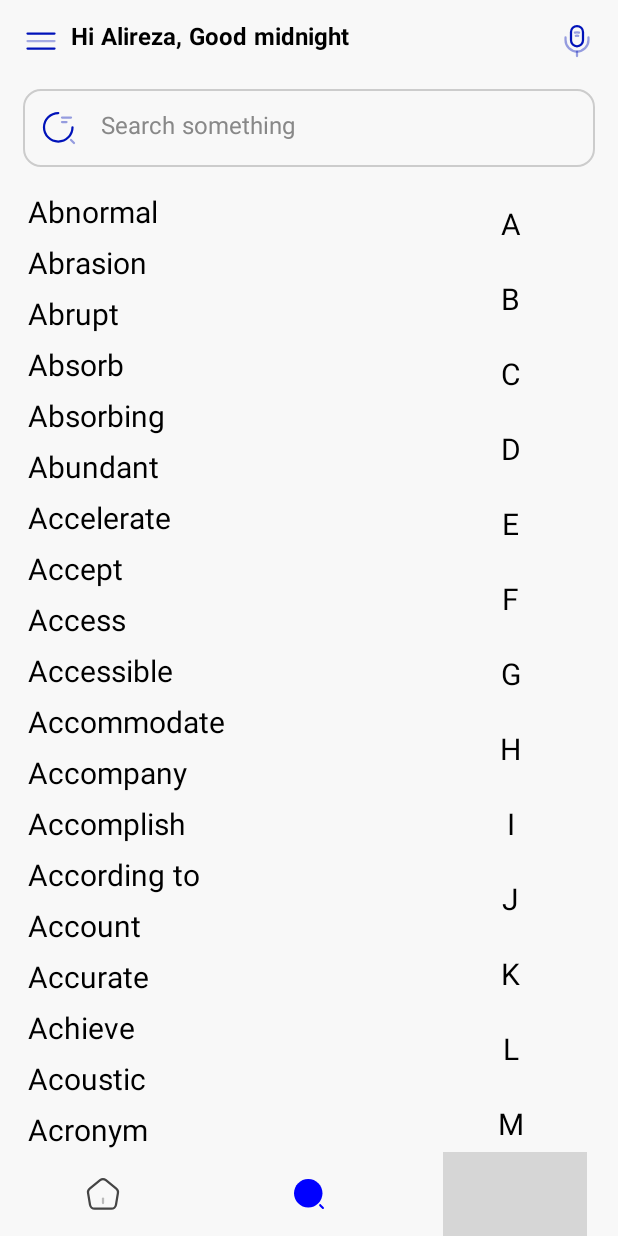
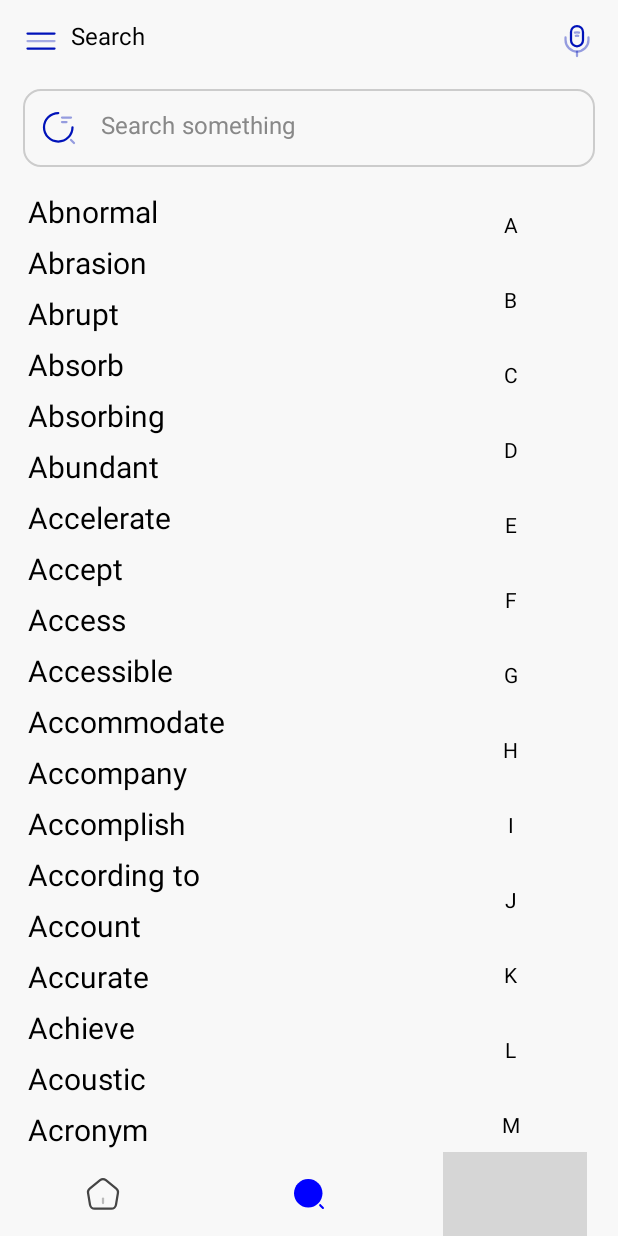
Before and after one commit to mrkhoshneshin/EnglishDictionary, an Android app built with Jetpack Compose: the screen it shows after launch (MainActivity), item 2 of the bottom bar chosen, on a phone screen of 412 x 824 dp. Run offline under Robolectric (Android 15) with nearby library versions, the phone set to English and light mode, and no system bars; our stand-ins replace Dagger/Hilt's generated code, Room's generated code, accompanist, constraintlayout-compose; libraries missing offline, so code that uses them is left out: dev.chrisbanes.snapper; grey boxes are pictures that could not be loaded.

Commit message:
MohammadJavad: Fix somebugs

```diff
--- a/app/src/main/java/english/dictionary/app/db/WordDao.kt
+++ b/app/src/main/java/english/dictionary/app/db/WordDao.kt
@@ -10,7 +10,7 @@ import kotlinx.coroutines.flow.Flow
 @Dao
 interface WordDao {
     @Query("SELECT * FROM words")
-    suspend fun getAll(): List<Word>
+    suspend fun getAll(): List<Word>?
 
     @Query("SELECT * FROM words WHERE english_title LIKE :query || '%'")
     suspend fun filter(query: String): List<Word>
@@ -28,4 +28,6 @@ interface WordDao {
     suspend fun filterFavorites(newValue: String, mustBeFavorite: Boolean = true): List<Word>
     @Query("SELECT * FROM words WHERE visited = :mustSearched")
     fun getSearchedHistory(mustSearched: Boolean = true): Flow<List<Word>>
+    @Insert
+    suspend fun insert(word: Word)
 }
--- a/app/src/main/java/english/dictionary/app/screen/home/HomeScreen.kt
+++ b/app/src/main/java/english/dictionary/app/screen/home/HomeScreen.kt
@@ -1,6 +1,5 @@
 package english.dictionary.app.screen.home
 
-import android.webkit.WebHistoryItem
 import androidx.compose.foundation.*
 import androidx.compose.foundation.layout.*
 import androidx.compose.foundation.lazy.LazyRow
@@ -12,7 +11,7 @@ import androidx.compose.runtime.*
 import androidx.compose.ui.Alignment
 import androidx.compose.ui.Modifier
 import androidx.compose.ui.draw.clip
-import androidx.compose.ui.graphics.Color
+import androidx.compose.ui.draw.rotate
 import androidx.compose.ui.res.painterResource
 import androidx.compose.ui.res.stringResource
 import androidx.compose.ui.text.font.FontWeight
@@ -32,7 +31,8 @@ import english.dictionary.app.ui.common.UsersItem
 import english.dictionary.app.ui.theme.DefaultTextStyle
 import english.dictionary.app.ui.theme.backgroundColor
 import english.dictionary.app.ui.theme.blue
-import english.dictionary.app.util.AppSettings
+import english.dictionary.app.util.getLocale
+import java.util.*
 
 @ExperimentalPagerApi
 @Composable
@@ -43,9 +43,11 @@ fun HomeScreen(
 ) {
     var searchBoxState = viewModel.textFieldValue.collectAsState()
     val searchHistoryList = viewModel.searchedHistoryWords.collectAsState().value
-    Box(modifier = Modifier
-        .fillMaxSize()
-        .background(backgroundColor)) {
+    Box(
+        modifier = Modifier
+            .fillMaxSize()
+            .background(backgroundColor)
+    ) {
         Column(
             modifier = Modifier
                 .verticalScroll(rememberScrollState())
@@ -54,9 +56,8 @@ fun HomeScreen(
         ) {
             Header(
                 modifier = Modifier.padding(15.dp),
-                headerTitle = "Hi ${
-                    viewModel.getUserName().collectAsState(initial = "").value
-                }, Good midnight",
+                title = viewModel.getUserName().collectAsState(initial = "").value,
+                greetingTitle = true,
                 leftIcon = R.drawable.menu,
                 rightIcon = R.drawable.user,
                 onLeftIconClicked = {},
@@ -65,9 +66,12 @@ fun HomeScreen(
             //TODO add real list here
             ViewPagerSlider()
             CustomTextField(
-                modifier = Modifier.padding(15.dp), textFieldValue = searchBoxState.value,
+                modifier = Modifier.padding(15.dp),
+                textFieldValue = searchBoxState.value,
                 onTextFieldTextChanged = { viewModel.updateTextFieldValue(it) },
-                onSearchIconClicked = { /*TODO*/ }) {
+                onSearchIconClicked = { /*TODO*/ },
+                label = stringResource(id = R.string.searchSomething)
+            ) {
             }
             FeatureSection(
                 features = viewModel.getFeatures(),
@@ -180,6 +184,7 @@ fun FeatureItem(
                 style = DefaultTextStyle(fontSize = MaterialTheme.typography.body2.fontSize)
             )
             Icon(
+                modifier = Modifier.rotate(if (getLocale() == Locale.ENGLISH) 0f else 180f),
                 painter = painterResource(id = R.drawable.arrow_right),
                 contentDescription = "arrow_right"
             )
--- a/app/src/main/java/english/dictionary/app/screen/home/ViewPagerSlider.kt
+++ b/app/src/main/java/english/dictionary/app/screen/home/ViewPagerSlider.kt
@@ -1,5 +1,6 @@
 package english.dictionary.app.screen.home
 
+import android.util.LayoutDirection
 import android.util.Log
 import androidx.compose.foundation.Image
 import androidx.compose.foundation.background
@@ -8,11 +9,13 @@ import androidx.compose.foundation.layout.*
 import androidx.compose.foundation.shape.RoundedCornerShape
 import androidx.compose.material.Card
 import androidx.compose.runtime.Composable
+import androidx.compose.runtime.CompositionLocalProvider
 import androidx.compose.runtime.LaunchedEffect
 import androidx.compose.ui.Alignment.Companion.CenterHorizontally
 import androidx.compose.ui.Modifier
 import androidx.compose.ui.graphics.Color
 import androidx.compose.ui.graphics.graphicsLayer
+import androidx.compose.ui.platform.LocalLayoutDirection
 import androidx.compose.ui.unit.dp
 import androidx.compose.ui.util.lerp
 import androidx.hilt.navigation.compose.hiltViewModel
@@ -43,6 +46,7 @@ fun ViewPagerSlider(viewModel: HomeViewModel = hiltViewModel()) {
                 .weight(1f)
                 .padding(0.dp, 12.dp, 0.dp, 12.dp),
             state = pagerState,
+
             contentPadding = PaddingValues(end = 50.dp)
         ) { page ->
             val pageOffset = calculateCurrentOffsetForPage(page).absoluteValue
@@ -50,6 +54,7 @@ fun ViewPagerSlider(viewModel: HomeViewModel = hiltViewModel()) {
                 modifier = Modifier
                     .fillMaxWidth()
                     .graphicsLayer {
+                        translationX = if(pagerState.targetPage != page) 80f else 0f
                         lerp(
                             start = 0.85f,
                             stop = 1f,
@@ -60,8 +65,8 @@ fun ViewPagerSlider(viewModel: HomeViewModel = hiltViewModel()) {
                         }
                     },
                 shape = RoundedCornerShape(
-                    topStart = if (pageOffset == 1.0f) 20.dp else 0.dp,
-                    bottomStart = if (pageOffset == 1.0f) 20.dp else 0.dp,
+                    topStart = if (pagerState.targetPage == page && !pagerState.isScrollInProgress) 0.dp else 20.dp,
+                    bottomStart = if (pagerState.targetPage == page && !pagerState.isScrollInProgress) 0.dp else 20.dp,
                     topEnd = 20.dp,
                     bottomEnd = 20.dp
                 )
--- a/app/src/main/java/english/dictionary/app/screen/profile/ProfileScreen.kt
+++ b/app/src/main/java/english/dictionary/app/screen/profile/ProfileScreen.kt
@@ -1,6 +1,5 @@
 package english.dictionary.app.screen.profile
 
-import androidx.compose.foundation.Image
 import androidx.compose.foundation.background
 import androidx.compose.foundation.layout.*
 import androidx.compose.foundation.rememberScrollState
@@ -12,14 +11,12 @@ import androidx.compose.runtime.Composable
 import androidx.compose.ui.Alignment
 import androidx.compose.ui.Modifier
 import androidx.compose.ui.graphics.Color
-import androidx.compose.ui.res.colorResource
 import androidx.compose.ui.res.painterResource
 import androidx.compose.ui.res.stringResource
 import androidx.compose.ui.text.font.FontWeight
 import androidx.compose.ui.text.style.TextAlign
 import androidx.compose.ui.tooling.preview.Preview
 import androidx.compose.ui.unit.dp
-import androidx.compose.ui.unit.sp
 import androidx.hilt.navigation.compose.hiltViewModel
 import english.dictionary.app.R
 import english.dictionary.app.data.User
@@ -41,7 +38,7 @@ fun ProfileScreen(viewModel: ProfileViewModel = hiltViewModel()) {
                 .verticalScroll(rememberScrollState())
         ) {
             Header(modifier = Modifier.padding(bottom = 12.dp),
-                headerTitle = "Profile",
+                title = stringResource(id = R.string.profile),
                 leftIcon = R.drawable.menu,
                 rightIcon = null,
                 onLeftIconClicked = {},
--- a/app/src/main/java/english/dictionary/app/screen/search/SearchScreen.kt
+++ b/app/src/main/java/english/dictionary/app/screen/search/SearchScreen.kt
@@ -24,7 +24,9 @@ import androidx.compose.ui.graphics.Color
 import androidx.compose.ui.platform.LocalContext
 import androidx.compose.ui.res.painterResource
 import androidx.compose.ui.res.stringResource
+import androidx.compose.ui.text.style.TextAlign
 import androidx.compose.ui.unit.dp
+import androidx.compose.ui.unit.sp
 import androidx.compose.ui.window.Dialog
 import androidx.core.content.ContextCompat
 import androidx.hilt.navigation.compose.hiltViewModel
@@ -37,7 +39,6 @@ import english.dictionary.app.ui.common.CustomTextField
 import english.dictionary.app.ui.theme.DefaultTextStyle
 import english.dictionary.app.ui.theme.backgroundColor
 import english.dictionary.app.ui.theme.blue
-import english.dictionary.app.ui.theme.blueLight
 import english.dictionary.app.util.Alphabet
 import english.dictionary.app.util.RecognitionListener
 import kotlinx.coroutines.launch
@@ -58,7 +59,9 @@ fun SearchScreen(
     val context = LocalContext.current
     val words = viewModel.wordState.collectAsState().value
 
-    Box(modifier = Modifier.fillMaxSize().background(backgroundColor)){
+    Box(modifier = Modifier
+        .fillMaxSize()
+        .background(backgroundColor)) {
         Column(
             modifier = Modifier
                 .fillMaxSize()
@@ -79,7 +82,7 @@ fun SearchScreen(
             }
 
             Header(
-                headerTitle = "Hi $userName, Good midnight",
+                title = stringResource(id = R.string.search),
                 leftIcon = R.drawable.menu,
                 rightIcon = R.drawable.microphone,
                 onLeftIconClicked = {},
@@ -106,6 +109,7 @@ fun SearchScreen(
                 onTextFieldTextChanged = {
                     viewModel.updateTextFieldValue(it)
                 },
+                label = stringResource(id = R.string.searchSomething),
                 onSearchIconClicked = { /*TODO*/ }) {
             }
             Row(
@@ -203,7 +207,7 @@ fun RecognitionDialog(
                 horizontalAlignment = Alignment.CenterHorizontally,
                 modifier = Modifier.padding(12.dp)
             ) {
-                if(!onBeginningOfSpeech){
+                if (!onBeginningOfSpeech) {
                     Icon(
                         painter = painterResource(id = R.drawable.microphone),
                         contentDescription = "speechIcon",
@@ -249,15 +253,14 @@ fun AlphabeticSection(
                     .clickable(interactionSource = interactionSource, indication = null) {
                         onCharacterItemChanged(Alphabet.getAsList()[it].toString())
                     }
-                    .clip(RoundedCornerShape(50.dp))
-                    .background(if (selectedChar == Alphabet.getAsList()[it].toString()) blueLight else Color.Transparent)
             ) {
                 Text(
                     text = Alphabet.getAsList()[it].toString(),
                     style = DefaultTextStyle(
-                        fontSize = MaterialTheme.typography.h6.fontSize,
+                        fontSize = if (selectedChar == Alphabet.getAsList()[it].toString()) MaterialTheme.typography.h6.fontSize else 14.sp,
                         color = if (selectedChar == Alphabet.getAsList()[it].toString()) blue else Color.Black
                     ),
+                    textAlign = TextAlign.Center
                 )
             }
         }
--- a/app/src/main/java/english/dictionary/app/screen/search/SearchViewModel.kt
+++ b/app/src/main/java/english/dictionary/app/screen/search/SearchViewModel.kt
@@ -5,6 +5,7 @@ import androidx.lifecycle.viewModelScope
 import dagger.hilt.android.lifecycle.HiltViewModel
 import english.dictionary.app.data.Word
 import english.dictionary.app.db.WordDao
+import english.dictionary.app.screen.search.repository.SearchRepository
 import kotlinx.coroutines.Dispatchers
 import kotlinx.coroutines.flow.MutableStateFlow
 import kotlinx.coroutines.flow.asStateFlow
@@ -13,7 +14,9 @@ import javax.inject.Inject
 
 //TODO add repository
 @HiltViewModel
-class SearchViewModel @Inject constructor(private val wordDao: WordDao) : ViewModel() {
+class SearchViewModel @Inject constructor(
+    private val searchRepository: SearchRepository
+) : ViewModel() {
     private val _wordsState = MutableStateFlow(ArrayList<Word>())
     val wordState = _wordsState.asStateFlow()
 
@@ -25,22 +28,25 @@ class SearchViewModel @Inject constructor(private val wordDao: WordDao) : ViewMo
 
     private val _theWordSentToDetailScreen = MutableStateFlow(Word())
     val theWordSentToDetailScreen = _theWordSentToDetailScreen.asStateFlow()
+
     init {
         getAllWords()
     }
 
-    private fun getAllWords(){
+    private fun getAllWords() {
         viewModelScope.launch(Dispatchers.IO) {
-            _wordsState.value = wordDao.getAll() as ArrayList<Word>
+            _wordsState.value = searchRepository.getAllWords() as ArrayList<Word>
         }
     }
+
     fun updateAlphabeticValue(newValue: String) {
         _alphabeticItemSelectedState.value = newValue
     }
+
     fun updateTextFieldValue(newValue: String) {
         viewModelScope.launch(Dispatchers.IO) {
-            if(newValue.isEmpty()) _wordsState.value = wordDao.getAll() as ArrayList<Word>
-            else _wordsState.value = wordDao.filter(newValue) as ArrayList<Word>
+            if (newValue.isEmpty()) _wordsState.value = searchRepository.getAllWords() as ArrayList<Word>
+            else _wordsState.value = searchRepository.filter(newValue) as ArrayList<Word>
         }
         _textFiledState.value = newValue
     }
@@ -57,13 +63,19 @@ class SearchViewModel @Inject constructor(private val wordDao: WordDao) : ViewMo
     fun onAlphabeticCharItemClicked(char: String) {
     }
 
-    fun onWordItemClicked(word: Word){
+    fun onWordItemClicked(word: Word) {
         _theWordSentToDetailScreen.value = word
     }
 
-    fun updateWordForSearchedHistory(word: Word){
+    fun updateWordForSearchedHistory(word: Word) {
         viewModelScope.launch {
-            wordDao.updateWord(word)
+            searchRepository.updateWord(word)
+        }
+    }
+
+    fun addWord(word: Word){
+        viewModelScope.launch {
+            searchRepository.addWord(word)
         }
     }
 }
--- a/app/src/main/java/english/dictionary/app/screen/search/repository/SearchRepository.kt
+++ b/app/src/main/java/english/dictionary/app/screen/search/repository/SearchRepository.kt
@@ -4,5 +4,9 @@ import english.dictionary.app.data.Word
 import kotlinx.coroutines.flow.Flow
 
 interface SearchRepository {
-    fun search(query: String): Flow<List<Word>>
+    suspend fun filter(query: String): List<Word>
+
+    suspend fun addWord(word: Word)
+    suspend fun getAllWords(): List<Word>?
+    suspend fun updateWord(word: Word): Int
 }
--- a/app/src/main/java/english/dictionary/app/screen/search/repository/SearchRepositoryImpl.kt
+++ b/app/src/main/java/english/dictionary/app/screen/search/repository/SearchRepositoryImpl.kt
@@ -5,8 +5,20 @@ import english.dictionary.app.screen.search.repository.source.SearchDataSource
 import kotlinx.coroutines.flow.Flow
 import javax.inject.Inject
 
-class SearchRepositoryImpl @Inject constructor(dataSource: SearchDataSource): SearchRepository {
-    override fun search(query: String): Flow<List<Word>> {
-        TODO("Not yet implemented")
+class SearchRepositoryImpl @Inject constructor(private val dataSource: SearchDataSource): SearchRepository {
+    override suspend fun filter(query: String): List<Word> {
+        return dataSource.filter(query)
+    }
+
+    override suspend fun addWord(word: Word) {
+        dataSource.addWord(word)
+    }
+
+    override suspend fun getAllWords(): List<Word>? {
+        return dataSource.getAllWords()
+    }
+
+    override suspend fun updateWord(word: Word): Int {
+        return dataSource.updateWord(word)
     }
 }
--- a/app/src/main/java/english/dictionary/app/screen/search/repository/source/LocalSearchDataSource.kt
+++ b/app/src/main/java/english/dictionary/app/screen/search/repository/source/LocalSearchDataSource.kt
@@ -1,11 +1,25 @@
 package english.dictionary.app.screen.search.repository.source
 
 import english.dictionary.app.data.Word
+import english.dictionary.app.db.WordDao
 import kotlinx.coroutines.flow.Flow
+import javax.inject.Inject
 
 // need data base
-class LocalSearchDataSource: SearchDataSource {
-    override fun search(query: String): Flow<List<Word>> {
-        TODO("Not yet implemented")
+class LocalSearchDataSource @Inject constructor(private val wordDao: WordDao) : SearchDataSource {
+    override suspend fun filter(query: String): List<Word> {
+        return wordDao.filter(query)
+    }
+
+    override suspend fun addWord(word: Word) {
+        wordDao.insert(word)
+    }
+
+    override suspend fun getAllWords(): List<Word>? {
+        return wordDao.getAll()
+    }
+
+    override suspend fun updateWord(word: Word): Int {
+        return wordDao.updateWord(word)
     }
 }
--- a/app/src/main/java/english/dictionary/app/screen/search/repository/source/SearchDataSource.kt
+++ b/app/src/main/java/english/dictionary/app/screen/search/repository/source/SearchDataSource.kt
@@ -4,5 +4,9 @@ import english.dictionary.app.data.Word
 import kotlinx.coroutines.flow.Flow
 
 interface SearchDataSource {
-    fun search(query: String): Flow<List<Word>>
+    suspend fun filter(query: String): List<Word>
+
+    suspend fun addWord(word: Word)
+    suspend fun getAllWords(): List<Word>?
+    suspend fun updateWord(word: Word): Int
 }
--- a/app/src/main/java/english/dictionary/app/screen/word/WordScreen.kt
+++ b/app/src/main/java/english/dictionary/app/screen/word/WordScreen.kt
@@ -1,6 +1,5 @@
 package english.dictionary.app.screen.word
 
-import androidx.compose.foundation.Image
 import androidx.compose.foundation.background
 import androidx.compose.foundation.layout.*
 import androidx.compose.foundation.shape.RoundedCornerShape
@@ -37,7 +36,7 @@ fun WordScreen(viewModel: WordDetailViewModel = hiltViewModel()) {
     ) {
         Header(
             modifier = Modifier.padding(bottom = 32.dp),
-            headerTitle = "Hi $userName, Good midnight",
+            title = userName,
             leftIcon = R.drawable.menu,
             rightIcon = if (favoriteIconState) R.drawable.heart_filled else R.drawable.heart_outlined,
             onLeftIconClicked = {},
--- a/app/src/main/java/english/dictionary/app/ui/NavigationGraph.kt
+++ b/app/src/main/java/english/dictionary/app/ui/NavigationGraph.kt
@@ -99,7 +99,7 @@ fun NavigationGraph(
                 emptyState = emptyState,
                 header = {
                     Header(
-                        headerTitle = stringResource(id = R.string.favorite_words),
+                        title = stringResource(id = R.string.favorite_words),
                         leftIcon = null,
                         rightIcon = null,
                         onLeftIconClicked = { },
--- a/app/src/main/java/english/dictionary/app/ui/common/Header.kt
+++ b/app/src/main/java/english/dictionary/app/ui/common/Header.kt
@@ -10,29 +10,39 @@ import androidx.compose.material.Text
 import androidx.compose.runtime.Composable
 import androidx.compose.ui.Modifier
 import androidx.compose.ui.res.painterResource
-import androidx.compose.ui.text.font.FontWeight
+import androidx.compose.ui.res.stringResource
 import androidx.compose.ui.tooling.preview.Preview
 import androidx.compose.ui.unit.dp
 import english.dictionary.app.R
 import english.dictionary.app.ui.theme.DefaultTextStyle
 import english.dictionary.app.ui.theme.blue
+import english.dictionary.app.util.getCurrentHour
 
 
 @Composable
 fun Header(
     modifier: Modifier = Modifier,
-    headerTitle: String,
+    title: String,
+    greetingTitle: Boolean = false,
     leftIcon: Int?,
     rightIcon: Int?,
     onLeftIconClicked: () -> Unit,
     onRightIconClicked: () -> Unit
 ) {
+    val currentHour = getCurrentHour()
+    val greetingText =
+        if (currentHour < 12) stringResource(id = R.string.goodMorning) else if (currentHour in 13..17) stringResource(
+            id = R.string.goodAfternoon
+        ) else stringResource(id = R.string.goodNight)
+    val headerTitle = if (greetingTitle) {
+        stringResource(id = R.string.hi) + " " + title + ", " + greetingText
+    } else title
     Row(
         modifier = modifier.fillMaxWidth(),
-        horizontalArrangement = Arrangement.SpaceBetween
+        horizontalArrangement = if (rightIcon != null) Arrangement.SpaceBetween else Arrangement.Start
     ) {
         Row {
-            if(leftIcon != null){
+            if (leftIcon != null) {
                 Icon(
                     painter = painterResource(id = leftIcon),
                     contentDescription = "leftIcon",
@@ -42,7 +52,10 @@ fun Header(
                         .clickable { onLeftIconClicked() }
                 )
             }
-            Text(text = headerTitle, style = DefaultTextStyle(fontWeight = FontWeight.Bold))
+            Text(
+                text = headerTitle,
+                style = DefaultTextStyle()
+            )
         }
         if (rightIcon != null)
             Icon(
@@ -58,7 +71,7 @@ fun Header(
 @Preview(showBackground = true)
 fun HeaderPreview() {
     Header(
-        headerTitle = "Profile",
+        title = "Profile",
         leftIcon = R.drawable.menu,
         rightIcon = R.drawable.microphone,
         onLeftIconClicked = {},
--- /dev/null
+++ b/app/src/main/java/english/dictionary/app/util/Locale.kt
@@ -0,0 +1,18 @@
+package english.dictionary.app.util
+
+import androidx.compose.runtime.Composable
+import androidx.compose.runtime.ReadOnlyComposable
+import androidx.compose.ui.platform.LocalConfiguration
+import androidx.core.os.ConfigurationCompat
+import java.util.*
+
+@Composable
+@ReadOnlyComposable
+fun getLocale(): Locale? {
+    val configuration = LocalConfiguration.current
+    return ConfigurationCompat.getLocales(configuration).get(0)
+}
+
+fun getCurrentHour(): Int{
+    return Calendar.getInstance().get(Calendar.HOUR_OF_DAY)
+}
--- a/app/src/main/res/values/strings.xml
+++ b/app/src/main/res/values/strings.xml
@@ -21,4 +21,11 @@
     <string name="favorite_words">Favorite list</string>
     <string name="emptyStateDesc">No favorite item found</string>
     <string name="searchInFavorites">Search in favorites</string>
+    <string name="searchSomething">Search something</string>
+    <string name="hi">Hi</string>
+    <string name="goodMorning">Good morning!</string>
+    <string name="goodNight">Good night!</string>
+    <string name="goodAfternoon">Good afternoon!</string>
+    <string name="profile">Profile</string>
+    <string name="search">Search</string>
 </resources>
```
Also changed, not shown: 1 other file.
